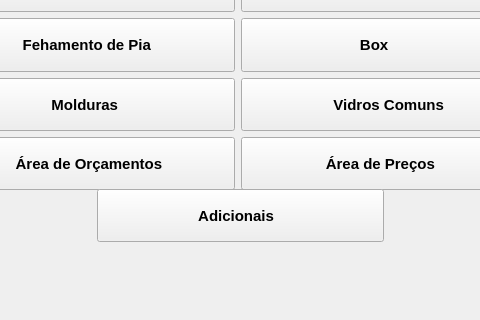
Old version of the form ArtvidrosV3/mainwindow.ui in the repository PedrOliveiraM/Artvidros-2023; both pictures show x 173 to 653 and y 280 to 600 of the 800 by 600 pixel window.
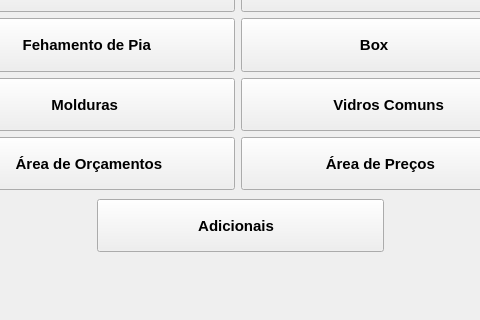
New version of the form. Icons and pictures are not drawn.

```diff
--- a/ArtvidrosV3/mainwindow.ui
+++ b/ArtvidrosV3/mainwindow.ui
@@ -289,7 +289,7 @@
     <property name="geometry">
      <rect>
       <x>270</x>
-      <y>450</y>
+      <y>460</y>
       <width>287</width>
       <height>53</height>
      </rect>
```
